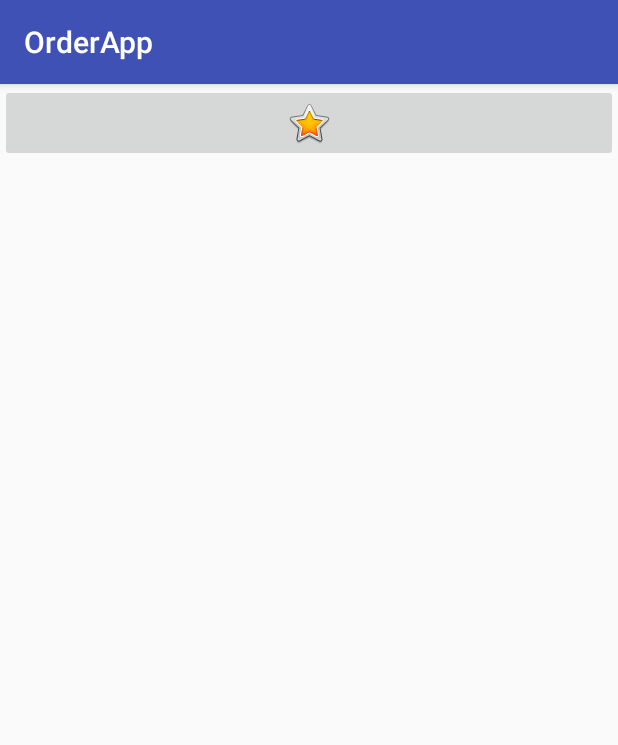
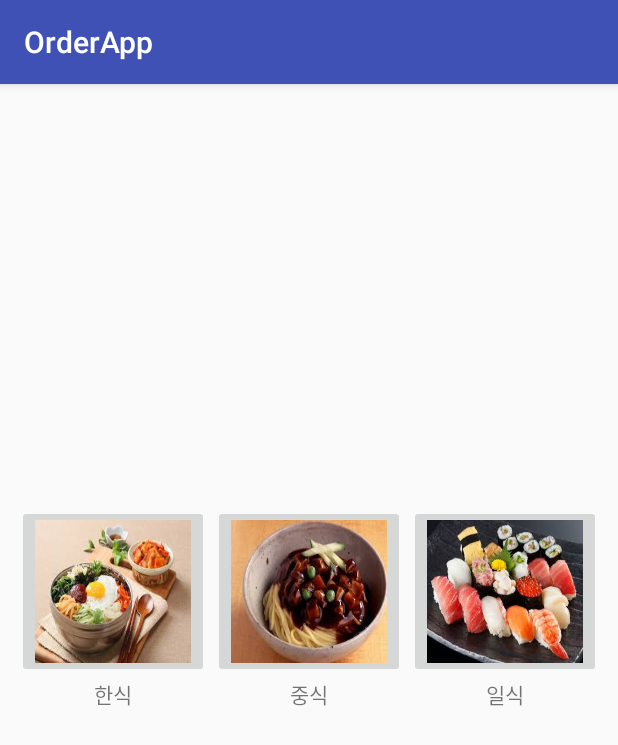
Before and after one commit to Kimjongsoo/OrderApp_soo, an Android app: the Tab_menu screen opened directly, with no data from a screen before it, on a phone screen of 412 x 824 dp. Shown: the top 745 px of the screen. Run offline under Robolectric (Android 15) with nearby library versions, the phone set to English and light mode, and no system bars.

Commit message:
Tabmenu add
메뉴탭 클릭시 한식 중식 일식 선택할 수 있는 activity나오고 선택시 그에 맞는 마커들을 찍어주게 지도에서 찍어주게 된다

```diff
--- a/app/src/main/java/org/techtown/orderapp/Tab_menu.java
+++ b/app/src/main/java/org/techtown/orderapp/Tab_menu.java
@@ -1,7 +1,10 @@
 package org.techtown.orderapp;
 
+import android.content.Intent;
 import android.support.v7.app.AppCompatActivity;
 import android.os.Bundle;
+import android.view.View;
+import android.widget.ImageButton;
 
 public class Tab_menu extends AppCompatActivity {
 
@@ -9,5 +12,38 @@ public class Tab_menu extends AppCompatActivity {
     protected void onCreate(Bundle savedInstanceState) {
         super.onCreate(savedInstanceState);
         setContentView(R.layout.activity_tab_menu);
+
+        ImageButton imageButton = (ImageButton)findViewById(R.id.korea);
+
+        imageButton.setOnClickListener(new ImageButton.OnClickListener() {
+            @Override
+            public void onClick(View v) {
+                HomeActivity.markermenu="한식";
+                Intent intent =new Intent(getApplicationContext(),HomeActivity.class);
+                startActivity(intent);
+//                HomeActivity homeActivity =new HomeActivity();
+//                homeActivity.setMarker("한식");
+            }
+        });
+
+        ImageButton imageButton1 = (ImageButton)findViewById(R.id.china);
+        imageButton1.setOnClickListener(new ImageButton.OnClickListener() {
+            @Override
+            public void onClick(View v) {
+                HomeActivity.markermenu="중식";
+                Intent intent =new Intent(getApplicationContext(),HomeActivity.class);
+                startActivity(intent);
+            }
+        });
+        ImageButton imageButton2 = (ImageButton)findViewById(R.id.japan);
+        imageButton2.setOnClickListener(new ImageButton.OnClickListener() {
+            @Override
+            public void onClick(View v) {
+                HomeActivity.markermenu="일식";
+                Intent intent =new Intent(getApplicationContext(),HomeActivity.class);
+                startActivity(intent);
+            }
+});
+
     }
 }
--- a/app/src/main/res/layout/activity_tab_menu.xml
+++ b/app/src/main/res/layout/activity_tab_menu.xml
@@ -4,40 +4,80 @@
     xmlns:tools="http://schemas.android.com/tools"
     android:layout_width="match_parent"
     android:layout_height="match_parent"
+    android:layout_marginBottom="70dp"
     tools:context=".Tab_menu">
 
     <LinearLayout
         android:layout_width="match_parent"
         android:layout_height="wrap_content"
+        android:layout_gravity="center"
+        android:layout_margin="10dp"
         android:orientation="horizontal">
 
         <LinearLayout
             android:layout_width="match_parent"
-            android:layout_height="match_parent"
-            android:orientation="vertical">
+            android:layout_height="wrap_content"
+            android:layout_weight="1"
+            android:orientation="vertical"
+            android:padding="1dp">
 
             <ImageButton
-                android:id="@+id/imageButton"
+                android:id="@+id/korea"
+                android:layout_width="wrap_content"
+                android:layout_height="115dp"
+                android:scaleType="fitXY"
+                android:src="@drawable/kor" />
+
+            <TextView
+                android:id="@+id/textView5"
                 android:layout_width="match_parent"
                 android:layout_height="wrap_content"
-                app:srcCompat="@android:drawable/btn_star_big_on" />
+                android:gravity="center"
+                android:text="한식" />
         </LinearLayout>
 
         <LinearLayout
             android:layout_width="match_parent"
-            android:layout_height="match_parent"
-            android:orientation="vertical">
+            android:layout_height="wrap_content"
+            android:layout_weight="1"
+            android:orientation="vertical"
+            android:padding="1dp">
 
             <ImageButton
-                android:id="@+id/imageButton2"
+                android:id="@+id/china"
+                android:layout_width="match_parent"
+                android:layout_height="115dp"
+                android:scaleType="fitXY"
+                android:src="@drawable/chi" />
+
+            <TextView
+                android:id="@+id/textView6"
                 android:layout_width="match_parent"
                 android:layout_height="wrap_content"
-                app:srcCompat="@android:drawable/btn_star_big_on" />
+                android:gravity="center"
+                android:text="중식" />
         </LinearLayout>
 
         <LinearLayout
             android:layout_width="match_parent"
-            android:layout_height="match_parent"
-            android:orientation="vertical"></LinearLayout>
+            android:layout_height="wrap_content"
+            android:layout_weight="1"
+            android:orientation="vertical"
+            android:padding="1dp">
+
+            <ImageButton
+                android:id="@+id/japan"
+                android:layout_width="match_parent"
+                android:layout_height="115dp"
+                android:scaleType="fitXY"
+                android:src="@drawable/jap" />
+
+            <TextView
+                android:id="@+id/textView7"
+                android:layout_width="match_parent"
+                android:layout_height="wrap_content"
+                android:gravity="center"
+                android:text="일식" />
+        </LinearLayout>
     </LinearLayout>
 </LinearLayout>
```
Also changed, not shown: app/src/main/java/org/techtown/orderapp/HomeActivity.java (+49 -12 lines), app/src/main/res/drawable/chi.jpg (added), app/src/main/res/drawable/jap.jpg (added), app/src/main/res/drawable/kor.jpg (added).
